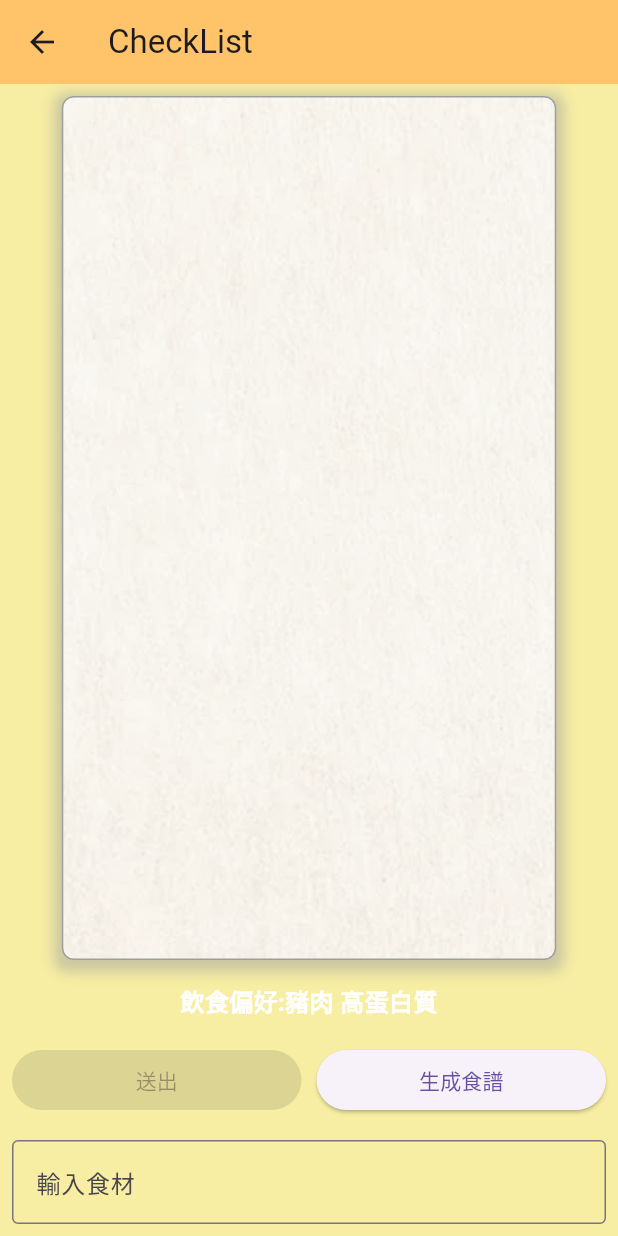
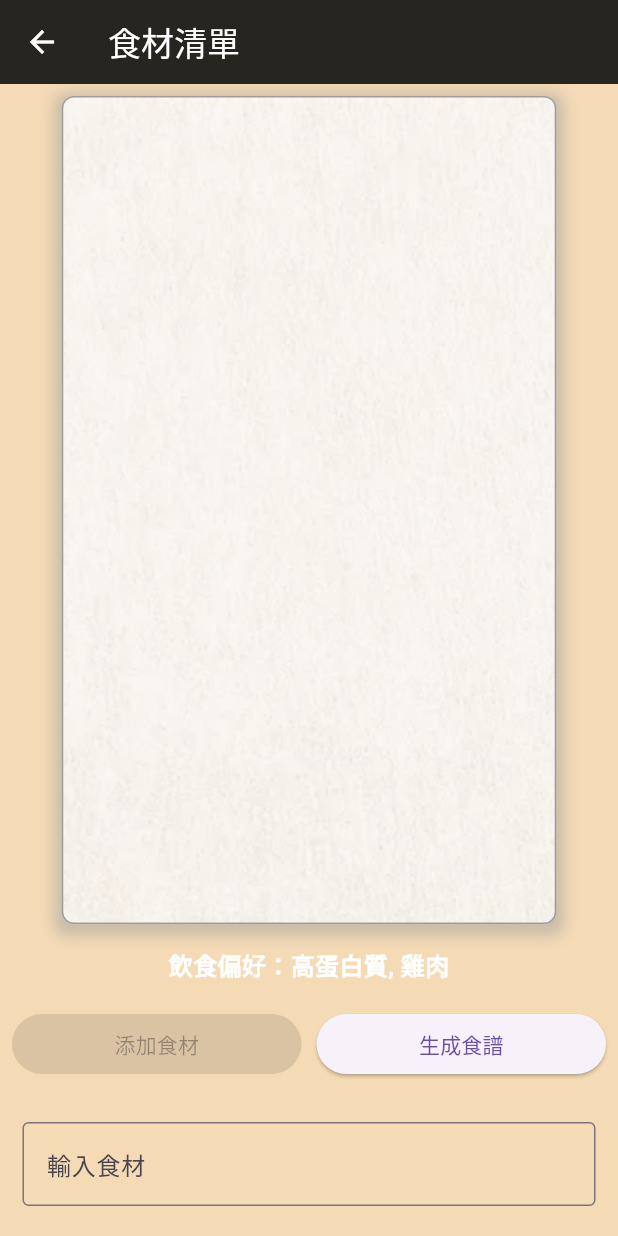
Before and after one commit to AaliyahWu/RecipeGPT, a Flutter app: the CheckList screen opened directly, on a phone screen of 412 x 824 dp. Run offline on Flutter 3.47's test engine with Material 3 defaults, Android fonts, the phone set to English and light mode, and no system bars; our stand-ins replace camera, carousel_slider, curved_navigation_bar, get, image_cropper, image_picker and 2 more; missing offline and left inert: flutter_tflite, mysql1; project files that could hold a hidden picture were left out.

Commit message:
修改-清單葉面

```diff
--- a/lib/checklist.dart
+++ b/lib/checklist.dart
@@ -28,10 +28,14 @@ class _CheckListState extends State<CheckList> {
   Widget build(BuildContext context) {
     return Scaffold(
       appBar: AppBar(
-        title: const Text('CheckList'),
-        backgroundColor: Color.fromARGB(255, 255, 196, 106),
+        title: Text(
+          '食材清單',
+          style: TextStyle(color: Colors.white), // Set text color to white
+        ),
+        backgroundColor: Color(0xFF262520),
+        iconTheme: IconThemeData(color: Colors.white), // Set back button
       ),
-      backgroundColor: Color.fromARGB(255, 247, 238, 163),
+      backgroundColor: Color(0xFFF4DAB5),
       body: Column(
         children: [
           Expanded(
@@ -88,7 +92,7 @@ class _CheckListState extends State<CheckList> {
           Padding(
             padding: const EdgeInsets.all(8.0),
             child: Text(
-              '飲食偏好:豬肉 高蛋白質',
+              '飲食偏好：高蛋白質, 雞肉',
               style: TextStyle(
                 fontWeight: FontWeight.bold,
                 fontSize: 16.0,
@@ -111,7 +115,7 @@ class _CheckListState extends State<CheckList> {
                             });
                           }
                         : null,
-                    child: Text('送出'),
+                    child: Text('添加食材'),
                   ),
                 ),
                 SizedBox(width: 10),
@@ -130,7 +134,9 @@ class _CheckListState extends State<CheckList> {
             ),
           ),
           Padding(
-            padding: const EdgeInsets.all(8.0),
+            padding: const EdgeInsets.symmetric(
+                horizontal: 15.0,
+                vertical: 20.0), // Adjust both horizontal and vertical padding
             child: TextField(
               controller: _textController,
               onChanged: (text) {
```
